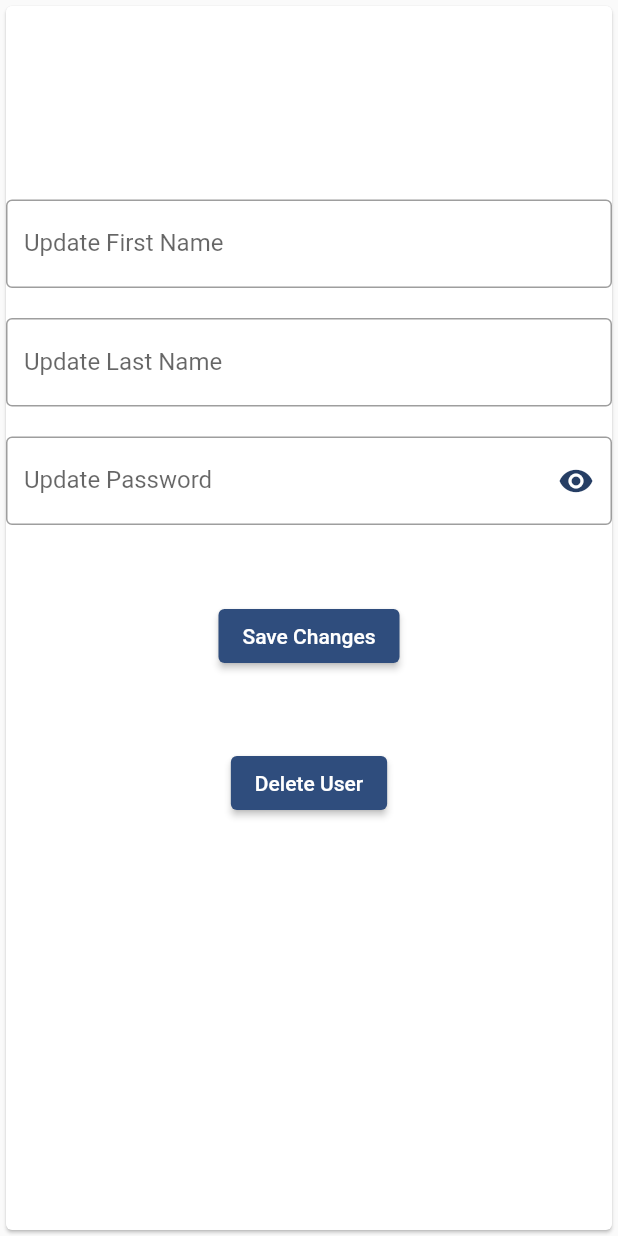
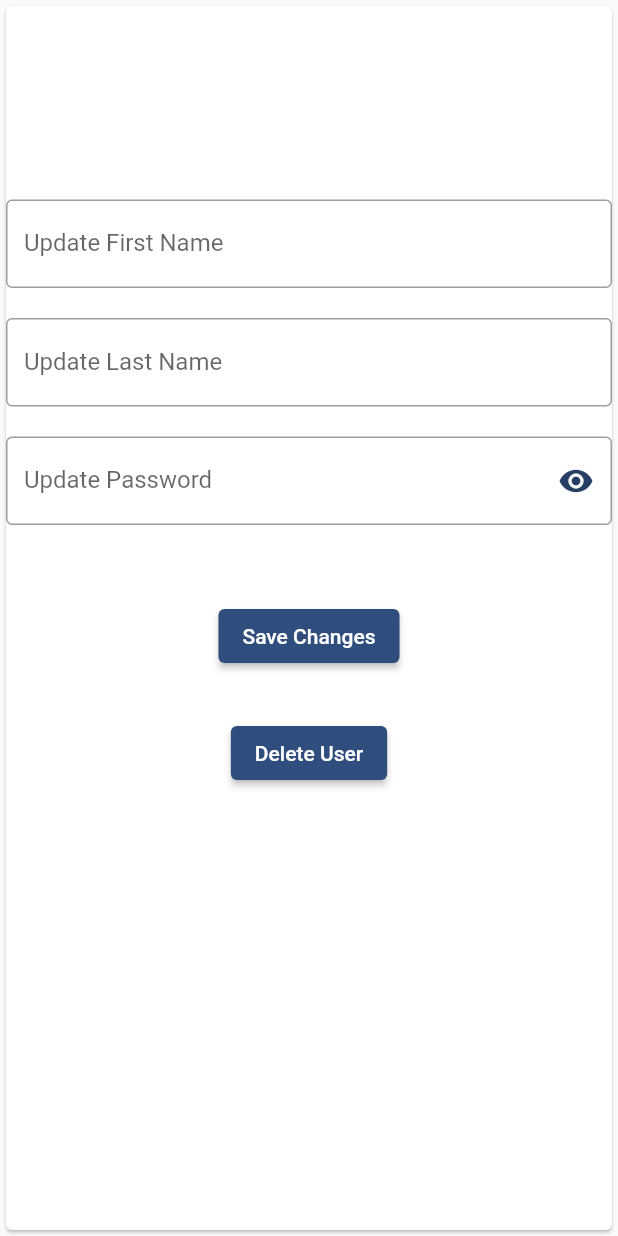
Before and after one commit to anitKapoor/GradeSeeker, a Flutter app: the UserProfile widget shown alone on an empty page, opened directly with empty values, on a phone screen of 412 x 824 dp. Run offline on Flutter 3.47's test engine with Material 2 defaults, Android fonts, the light colour scheme and no system bars; our stand-ins replace fluttertoast; network calls fail.

Commit message:
-- Add delay to userprofile delete -- Fix delete button placement

```diff
--- a/lib/userutils/userprofile.dart
+++ b/lib/userutils/userprofile.dart
@@ -1,3 +1,4 @@
+import 'dart:async';
 import 'dart:convert';
 import 'package:fluttertoast/fluttertoast.dart';
 import 'package:http/http.dart' as http;
@@ -55,7 +56,7 @@ class _UserProfileState extends State<UserProfile> {
     fToast?.showToast(
       child: toast,
       gravity: ToastGravity.BOTTOM,
-      toastDuration: Duration(seconds: 3),
+      toastDuration: Duration(seconds: 2),
     );
   }
 
@@ -176,17 +177,21 @@ class _UserProfileState extends State<UserProfile> {
                   });
                 },
                 child: Text("Save Changes")),
-            SizedBox(height: 50),
+            SizedBox(height: 30),
             ElevatedButton(
                 onPressed: () async {
                   bool status = await _deleteUser();
                   setState(() {
                     if (status) {
                       _showToast("User Deleted!");
+                      Future.delayed(Duration(seconds: 3), () {
+                        Navigator.pop(context);
+                      });
                     }
                   });
                 },
                 child: Text("Delete User")),
+            SizedBox(height: 30),
           ],
         ),
       ),
```
